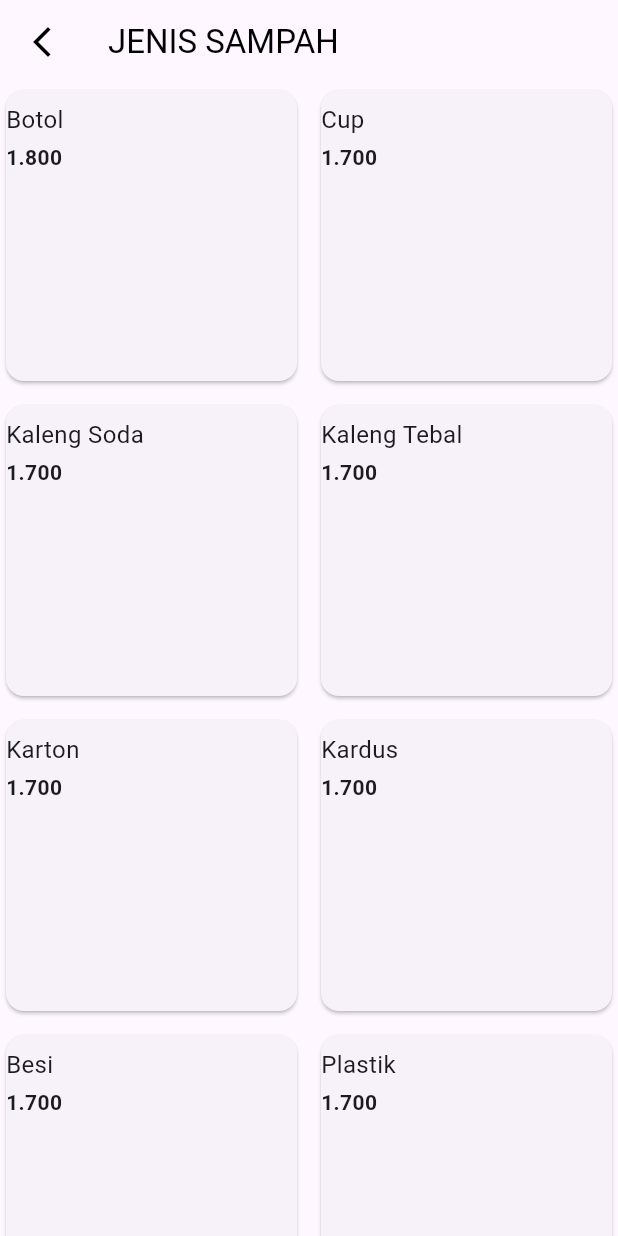
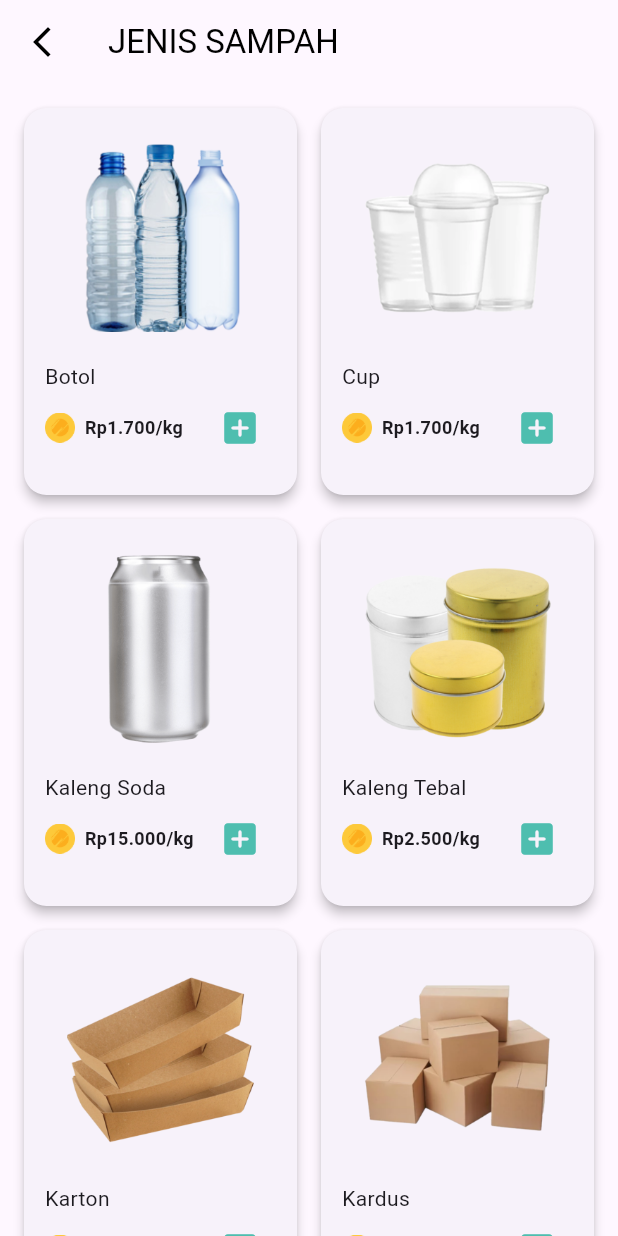
Before and after one commit to yanuarsyahp/pulus, a Flutter app: the screen it shows after launch, on a phone screen of 412 x 824 dp. Run offline on Flutter 3.47's test engine with Material 3 defaults, Android fonts, the phone set to English and light mode, and no system bars; our stand-ins replace flutter_speed_dial.

Commit message:
noWasteType page

```diff
--- a/lib/features/shop/screen/noWasteType.dart
+++ b/lib/features/shop/screen/noWasteType.dart
@@ -2,6 +2,7 @@
 
 import 'package:flutter/material.dart';
 import 'package:pulus/features/shop/model/nonOrganik.dart';
+import 'package:pulus/features/shop/widget/noWasteType_widget.dart';
 
 class NoWasteType extends StatefulWidget {
   const NoWasteType({super.key});
@@ -13,6 +14,17 @@ class NoWasteType extends StatefulWidget {
 class _NoWasteTypeState extends State<NoWasteType> {
   @override
   Widget build(BuildContext context) {
+    List _nonOrganikTabs = [
+      ["assets/images/botol.png", "Botol", "1.700"],
+      ["assets/images/cup.png", "Cup", "1.700"],
+      ["assets/images/kalengsoda.png", "Kaleng Soda", "15.000"],
+      ["assets/images/kalengtebal.png", "Kaleng Tebal", "2.500"],
+      ["assets/images/karton.png", "Karton", "500"],
+      ["assets/images/kardus.png", "Kardus", "1.500"],
+      ["assets/images/besi.png", "Besi", "5.000"],
+      ["assets/images/plastik.png", "Plastik", "1.000"],
+    ];
+
     return Scaffold(
       appBar: AppBar(
         backgroundColor: Colors.transparent,
@@ -27,33 +39,18 @@ class _NoWasteTypeState extends State<NoWasteType> {
         ),
       ),
       body: GridView.builder(
-          itemCount: NonOrganikItems.nonOrganikItems.length,
+          itemCount: _nonOrganikTabs.length,
+          padding: EdgeInsets.all(12),
           gridDelegate: SliverGridDelegateWithFixedCrossAxisCount(
-              crossAxisCount: 2, crossAxisSpacing: 8.0, mainAxisSpacing: 8.0),
-          itemBuilder: (BuildContext context, int index) {
-            NonOrganik nonOrganik = NonOrganikItems.nonOrganikItems[index];
-            return Card(
-              child: Column(
-                crossAxisAlignment: CrossAxisAlignment.start,
-                children: [
-                  // Image.asset(
-                  //   nonOrganik.img,
-                  //   height: 80.0, // Sesuaikan tinggi gambar sesuai kebutuhan
-                  // ),
-                  SizedBox(height: 8.0),
-                  Text(
-                    nonOrganik.title,
-                    style: TextStyle(fontSize: 16.0),
-                  ),
-                  SizedBox(height: 4.0),
-                  Text(
-                    nonOrganik.price.toStringAsFixed(3),
-                    style:
-                        TextStyle(fontSize: 14.0, fontWeight: FontWeight.bold),
-                  ),
-                ],
-              ),
-            );
+              crossAxisCount: 2,
+              crossAxisSpacing: 8.0,
+              mainAxisSpacing: 8.0,
+              childAspectRatio: 1 / 1.4),
+          itemBuilder: (context, index) {
+            return NoCard(
+                img: _nonOrganikTabs[index][0],
+                title: _nonOrganikTabs[index][1],
+                price: _nonOrganikTabs[index][2]);
           }),
     );
   }
--- /dev/null
+++ b/lib/features/shop/widget/noWasteType_widget.dart
@@ -0,0 +1,80 @@
+// ignore_for_file: non_constant_identifier_names, unused_local_variable, prefer_const_constructors
+
+import 'package:flutter/material.dart';
+import 'package:pulus/data/app_color.dart';
+
+class NoCard extends StatefulWidget {
+  final String img;
+  final String title;
+  final String price;
+  const NoCard(
+      {super.key, required this.img, required this.title, required this.price});
+
+  @override
+  State<NoCard> createState() => _NoCardState();
+}
+
+class _NoCardState extends State<NoCard> {
+  @override
+  Widget build(BuildContext context) {
+    double Width = MediaQuery.of(context).size.width;
+    double Height = MediaQuery.of(context).size.height;
+    return Card(
+      elevation: 3,
+      shape: RoundedRectangleBorder(borderRadius: BorderRadius.circular(15)),
+      child: Column(
+        crossAxisAlignment: CrossAxisAlignment.start,
+        children: [
+          Center(
+            child: Padding(
+              padding: const EdgeInsets.fromLTRB(0, 24, 0, 20),
+              child: Image.asset(
+                widget.img,
+                height: 125, // Sesuaikan tinggi gambar sesuai kebutuhan
+              ),
+            ),
+          ),
+          // SizedBox(height: Height * 0.001),
+          Padding(
+            padding: const EdgeInsets.symmetric(horizontal: 14),
+            child: Column(
+              crossAxisAlignment: CrossAxisAlignment.start,
+              children: [
+                Text(
+                  widget.title,
+                  style: TextStyle(fontSize: 14),
+                ),
+                Row(
+                  mainAxisAlignment: MainAxisAlignment.spaceBetween,
+                  children: [
+                    Row(
+                      children: [
+                        Image.asset(
+                          'assets/images/coin.png',
+                          height: 20,
+                          width: 20,
+                        ),
+                        Text(
+                          '  Rp${widget.price}/kg',
+                          style: TextStyle(
+                              fontSize: 12, fontWeight: FontWeight.bold),
+                        ),
+                      ],
+                    ),
+                    IconButton(
+                        onPressed: () {},
+                        icon: Icon(
+                          Icons.add_box_rounded,
+                          color: AppColor.primaryColor,
+                          size: 28,
+                        ))
+                  ],
+                ),
+              ],
+            ),
+          ),
+        ],
+      ),
+    );
+  }
+}
```
Also changed, not shown: assets/images/coin.png (added).
